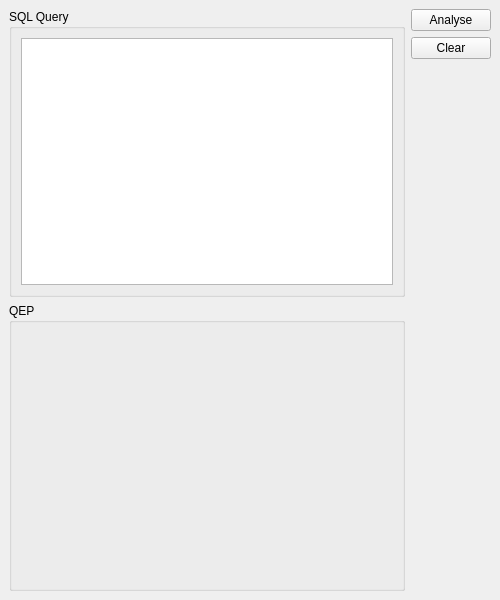
Old version of the form Assignment2/program/main.ui in the repository chiaz91/cz4031-db.
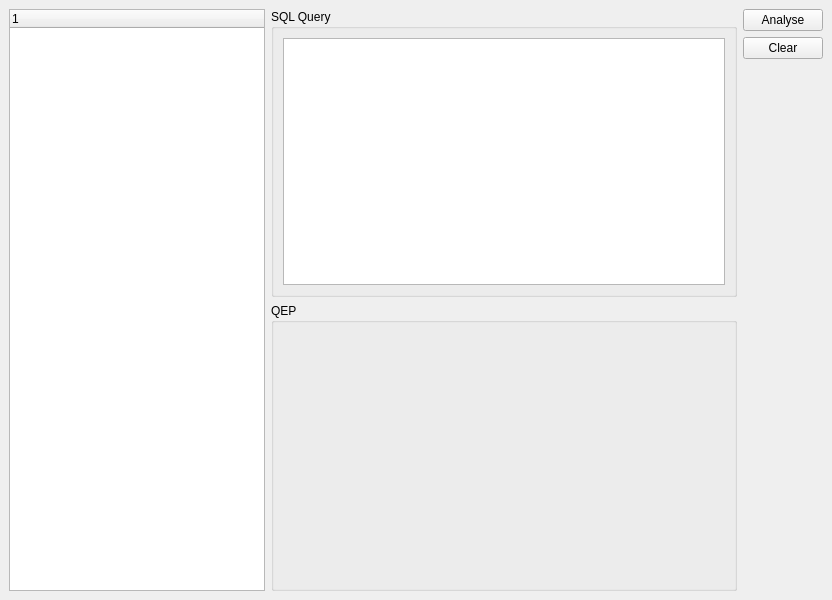
New version of the form.

Commit message: add schema panel

Diff of the .ui file:
```diff
--- a/Assignment2/program/main.ui
+++ b/Assignment2/program/main.ui
@@ -6,7 +6,7 @@
    <rect>
     <x>0</x>
     <y>0</y>
-    <width>500</width>
+    <width>832</width>
     <height>600</height>
    </rect>
   </property>
@@ -24,7 +24,38 @@
     <item>
      <layout class="QHBoxLayout" name="panels">
       <item>
-       <layout class="QVBoxLayout" name="panel_left">
+       <layout class="QVBoxLayout" name="left">
+        <item>
+         <widget class="QTreeWidget" name="tree_attrs">
+          <property name="sizePolicy">
+           <sizepolicy hsizetype="Minimum" vsizetype="Expanding">
+            <horstretch>0</horstretch>
+            <verstretch>0</verstretch>
+           </sizepolicy>
+          </property>
+          <property name="minimumSize">
+           <size>
+            <width>100</width>
+            <height>0</height>
+           </size>
+          </property>
+          <property name="columnCount">
+           <number>1</number>
+          </property>
+          <attribute name="headerVisible">
+           <bool>true</bool>
+          </attribute>
+          <column>
+           <property name="text">
+            <string notr="true">1</string>
+           </property>
+          </column>
+         </widget>
+        </item>
+       </layout>
+      </item>
+      <item>
+       <layout class="QVBoxLayout" name="main">
         <item>
          <widget class="QGroupBox" name="group_input">
           <property name="sizePolicy">
```
Left out of the diff: 2 changed lines with no effect on the pictures. The commit also changes 2 other files.
